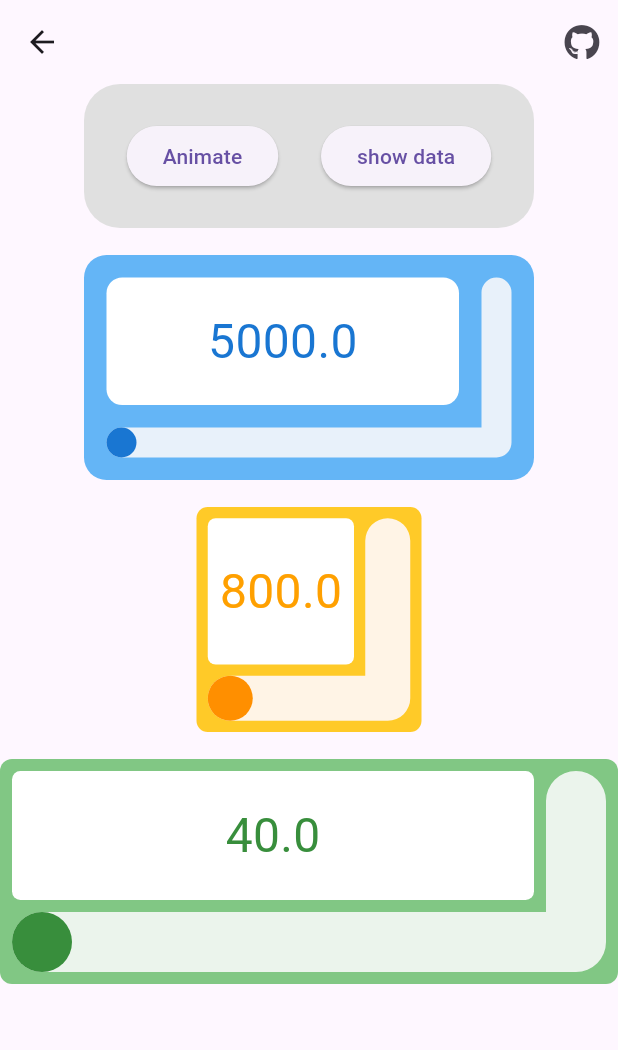
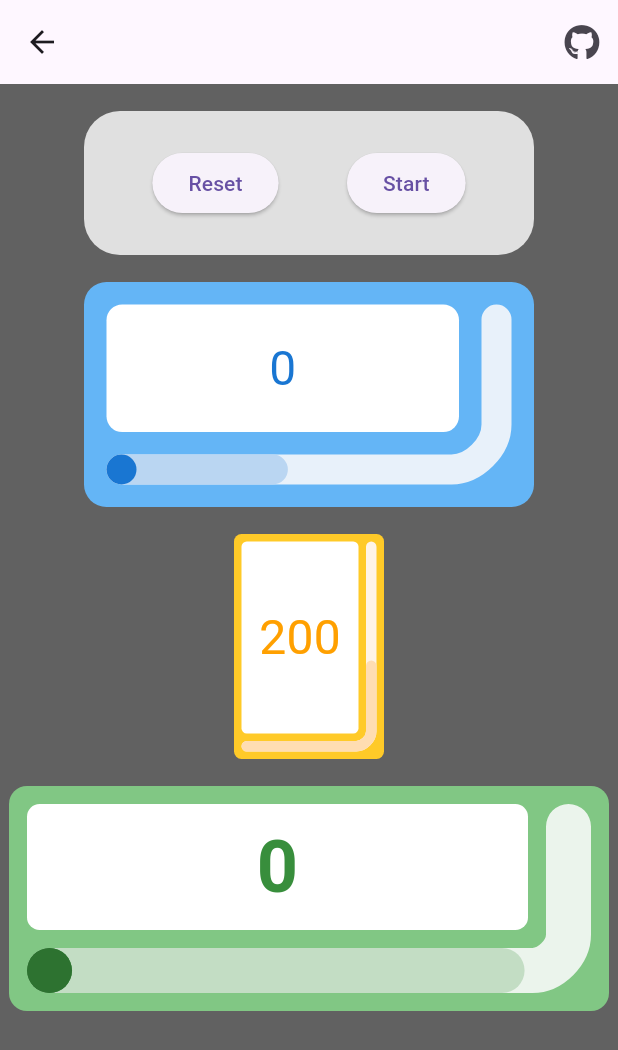
Before and after one commit to shogoisaji/ui_playground_134, a Flutter app: the screen it shows after launch, after a tap on "level_gauge", on a phone screen of 412 x 824 dp. Shown: the top 1050 px of the screen. Run offline on Flutter 3.47's test engine with Material 3 defaults, Android fonts, the phone set to English and light mode, and no system bars; our stand-ins replace font_awesome_flutter, go_router.

Commit message:
update: level gauge

```diff
--- a/lib/pages/level_gauge/level_gauge_example.dart
+++ b/lib/pages/level_gauge/level_gauge_example.dart
@@ -14,7 +14,6 @@ class LevelGaugeExample extends StatefulWidget {
 class _LevelGaugeExampleState extends State<LevelGaugeExample>
     with SingleTickerProviderStateMixin {
   late AnimationController _animationController;
-  bool _showData = false;
 
   @override
   void initState() {
@@ -30,6 +29,7 @@ class _LevelGaugeExampleState extends State<LevelGaugeExample>
     final w = MediaQuery.sizeOf(context).width;
 
     return Scaffold(
+      backgroundColor: Colors.grey.shade700,
       appBar: AppBar(
         actions: [
           IconButton(
@@ -44,6 +44,7 @@ class _LevelGaugeExampleState extends State<LevelGaugeExample>
         child: Center(
           child: Column(
             children: [
+              const SizedBox(height: 18),
               Container(
                 width: 300,
                 decoration: BoxDecoration(
@@ -61,26 +62,20 @@ class _LevelGaugeExampleState extends State<LevelGaugeExample>
                           return;
                         }
                         _animationController.reset();
-                        _animationController.forward();
                       },
-                      child: const Text('Animate'),
+                      child: const Text('Reset'),
                     ),
                     ElevatedButton(
                       onPressed: () {
-                        setState(() {
-                          _showData = !_showData;
-                        });
+                        _animationController.reset();
+                        _animationController.forward();
                       },
-                      child: Text(_showData ? 'hide data' : 'show data'),
+                      child: const Text('Start'),
                     ),
                   ],
                 ),
               ),
               const SizedBox(height: 18),
-              _showData
-                  ? const Text("value: 5000,range: 0~10000, target: 3000",
-                      style: TextStyle(fontSize: 20, color: Colors.grey))
-                  : const SizedBox.shrink(),
               LevelGaugeWidget(
                 width: 300,
                 height: 150,
@@ -98,23 +93,20 @@ class _LevelGaugeExampleState extends State<LevelGaugeExample>
                   fontSize: 32,
                   color: Colors.blue.shade700,
                 ),
+                gaugePoint: false,
               ),
               const SizedBox(height: 18),
-              _showData
-                  ? const Text("value: 800,range: 0~1000, target: 700",
-                      style: TextStyle(fontSize: 20, color: Colors.grey))
-                  : const SizedBox.shrink(),
               LevelGaugeWidget(
-                width: 150,
+                width: 100,
                 height: 150,
                 value: 800,
-                minValue: 0,
+                minValue: 200,
                 maxValue: 1000,
                 targetValue: 700,
-                gaugeWidth: 30,
+                gaugeWidth: 7,
                 backgroundColor: Colors.amber.shade400,
                 textColor: Colors.amber.shade900,
-                achievedColor: Colors.red.shade900,
+                achievedColor: Colors.red.shade800,
                 gaugeColor: Colors.amber.shade800,
                 animationController: _animationController,
                 textStyle: TextStyle(
@@ -123,27 +115,24 @@ class _LevelGaugeExampleState extends State<LevelGaugeExample>
                 ),
               ),
               const SizedBox(height: 18),
-              _showData
-                  ? const Text("value: 40,range: 0~100, target: 70",
-                      style: TextStyle(fontSize: 20, color: Colors.grey))
-                  : const SizedBox.shrink(),
               LevelGaugeWidget(
-                width: 500.0.clamp(0, w),
+                width: 400.0.clamp(0, w),
                 height: 150,
-                value: 40,
+                value: 4000,
                 minValue: 0,
-                maxValue: 100,
-                targetValue: 70,
-                gaugeWidth: 40,
-                padding: 8,
+                maxValue: 10000,
+                targetValue: 7000,
+                gaugeWidth: 30,
+                padding: 12,
                 backgroundColor: Colors.green.shade300,
                 textColor: Colors.green.shade800,
                 achievedColor: Colors.red.shade400,
                 gaugeColor: Colors.green.shade700,
                 animationController: _animationController,
                 textStyle: TextStyle(
-                  fontSize: 32,
+                  fontSize: 48,
                   color: Colors.green.shade700,
+                  fontWeight: FontWeight.w700,
                 ),
               ),
               const SizedBox(height: 18),
--- a/lib/pages/level_gauge/level_gauge_widget.dart
+++ b/lib/pages/level_gauge/level_gauge_widget.dart
@@ -15,8 +15,9 @@ class LevelGaugeWidget extends StatefulWidget {
   final Color gaugeColor;
   final AnimationController animationController;
   final TextStyle? textStyle;
-  const LevelGaugeWidget(
-      {super.key,
+  final bool gaugePoint;
+  const LevelGaugeWidget({
+    super.key,
     required this.width,
     required this.height,
     required this.backgroundColor,
@@ -30,7 +31,9 @@ class LevelGaugeWidget extends StatefulWidget {
     required this.achievedColor,
     required this.gaugeColor,
     required this.animationController,
-      this.textStyle});
+    this.textStyle,
+    this.gaugePoint = true,
+  });
 
   @override
   State<LevelGaugeWidget> createState() => _LevelGaugeWidgetState();
@@ -40,12 +43,16 @@ class _LevelGaugeWidgetState extends State<LevelGaugeWidget>
     with SingleTickerProviderStateMixin {
   late double _paddingValue;
   late Animation<double> _animation;
+  late Animation<double> _textAnimation;
 
   @override
   void initState() {
     super.initState();
-    _animation = Tween<double>(begin: 0, end: widget.value).animate(
-        CurvedAnimation(
+    _animation = CurvedAnimation(
+        parent: widget.animationController, curve: Curves.easeInOut);
+
+    _textAnimation = Tween<double>(begin: widget.minValue, end: widget.value)
+        .animate(CurvedAnimation(
             parent: widget.animationController, curve: Curves.easeInOut));
 
     _paddingValue =
@@ -64,50 +71,57 @@ class _LevelGaugeWidgetState extends State<LevelGaugeWidget>
             color: widget.backgroundColor,
             borderRadius: BorderRadius.circular(_paddingValue),
           ),
-          child: Stack(
+          child: AnimatedBuilder(
+            animation: widget.animationController,
+            builder: (context, child) {
+              return Stack(
                 children: [
                   Align(
                     alignment: Alignment.topLeft,
                     child: Container(
-                  width: widget.width - _paddingValue * 3 - widget.gaugeWidth,
-                  height: widget.height - _paddingValue * 3 - widget.gaugeWidth,
+                      width:
+                          widget.width - _paddingValue * 3 - widget.gaugeWidth,
+                      height:
+                          widget.height - _paddingValue * 3 - widget.gaugeWidth,
                       decoration: BoxDecoration(
                         color: Colors.white,
-                    borderRadius: BorderRadius.circular(_paddingValue * 0.7),
+                        borderRadius:
+                            BorderRadius.circular(_paddingValue * 0.7),
                       ),
                       child: Center(
                           child: Text(
-                    widget.value.toString(),
+                        _textAnimation.value.toStringAsFixed(0),
                         style: widget.textStyle,
                       )),
                     ),
                   ),
-              AnimatedBuilder(
-                animation: _animation,
-                builder: (context, child) {
-                  return CustomPaint(
+                  CustomPaint(
                     painter: GaugePainter(
-                      value: _animation.value,
+                      animationValue: _animation,
+                      value: widget.value,
                       minValue: widget.minValue,
                       maxValue: widget.maxValue,
                       targetValue: widget.targetValue,
                       gaugeWidth: widget.gaugeWidth,
                       gaugeColor: widget.gaugeColor,
                       achievedColor: widget.achievedColor,
+                      cornerRadius: _paddingValue * 2,
+                      showGaugePoint: widget.gaugePoint,
                     ),
                     child: Container(),
+                  )
+                ],
               );
             },
+          ),
         )
-            ],
-          ),
-        ),
       ],
     );
   }
 }
 
 class GaugePainter extends CustomPainter {
+  final Animation<double> animationValue;
   final double value;
   final double minValue;
   final double maxValue;
@@ -115,63 +129,88 @@ class GaugePainter extends CustomPainter {
   final double gaugeWidth;
   final Color gaugeColor;
   final Color achievedColor;
+  final double cornerRadius;
+  final bool showGaugePoint;
 
   const GaugePainter(
-      {required this.value,
+      {required this.animationValue,
+      required this.value,
       required this.minValue,
       required this.maxValue,
       required this.targetValue,
       required this.gaugeWidth,
       required this.gaugeColor,
-      required this.achievedColor});
+      required this.achievedColor,
+      required this.cornerRadius,
+      required this.showGaugePoint});
 
-  double _calcGaugeLength(Size size, double percent) {
-    final baseHorizontalLength = size.width - gaugeWidth;
-    final baseVerticalLength = size.height - gaugeWidth;
-    final baseLength = baseHorizontalLength + baseVerticalLength;
-    return baseLength * percent;
+  Path _createBasePath(Size size, double gaugeWidth, double cornerRadius) {
+    final path = Path();
+    final baseUnderHeight = size.height - gaugeWidth / 2;
+    final baseRightWidth = size.width - gaugeWidth / 2;
+    final p0 = Offset(0 + gaugeWidth / 2, baseUnderHeight);
+    final p1 = Offset(baseRightWidth - cornerRadius, baseUnderHeight);
+    final p2 = Offset(p1.dx + cornerRadius / 2, baseUnderHeight);
+    final p3 = Offset(baseRightWidth, baseUnderHeight - cornerRadius / 2);
+    final p4 = Offset(baseRightWidth, baseUnderHeight - cornerRadius);
+    final p5 = Offset(baseRightWidth, 0 + gaugeWidth / 2);
+    path.moveTo(p0.dx, p0.dy);
+    path.lineTo(p1.dx, p1.dy);
+    path.cubicTo(p2.dx, p2.dy, p3.dx, p3.dy, p4.dx, p4.dy);
+    path.lineTo(p5.dx, p5.dy);
+    return path;
   }
+
+  Paint _createPaint(Color color) {
+    final paint = Paint();
+    paint.color = color;
+    paint.strokeCap = StrokeCap.round;
+    paint.strokeJoin = StrokeJoin.round;
+    paint.strokeWidth = gaugeWidth;
+    paint.style = PaintingStyle.stroke;
+    return paint;
+  }
+
+  void _drawGaugePoint() {}
 
   @override
   void paint(Canvas canvas, Size size) {
-    final percent = (value - minValue) / (maxValue - minValue);
+    final gaugeProgressPercent =
+        (animationValue.value * value - minValue) / (maxValue - minValue);
+    final targetPercent = (targetValue - minValue) / (maxValue - minValue);
 
-    final basePaint = Paint();
-    basePaint.color = Color.lerp(Colors.white, gaugeColor, 0.1) ?? gaugeColor;
-    basePaint.strokeCap = StrokeCap.round;
-    basePaint.strokeJoin = StrokeJoin.round;
-    basePaint.strokeWidth = gaugeWidth;
-    basePaint.style = PaintingStyle.stroke;
+    final basePaint =
+        _createPaint(Color.lerp(Colors.white, gaugeColor, 0.1) ?? Colors.white);
 
-    final gaugePaint = Paint();
-    gaugePaint.color = value > targetValue ? achievedColor : gaugeColor;
-    gaugePaint.strokeCap = StrokeCap.round;
-    gaugePaint.strokeJoin = StrokeJoin.round;
-    gaugePaint.strokeWidth = gaugeWidth;
-    gaugePaint.style = PaintingStyle.stroke;
+    final targetPaint =
+        _createPaint(Color.lerp(Colors.white, gaugeColor, 0.3) ?? Colors.white);
 
-    final basePath = Path();
-    basePath.moveTo(0 + gaugeWidth / 2, size.height - gaugeWidth / 2);
-    basePath.lineTo(size.width - gaugeWidth / 2, size.height - gaugeWidth / 2);
-    basePath.lineTo(size.width - gaugeWidth / 2, 0 + gaugeWidth / 2);
+    final gaugePaint = _createPaint(value * animationValue.value > targetValue
+        ? achievedColor
+        : gaugeColor);
 
-    final gaugeLength = _calcGaugeLength(size, percent);
+    final gaugePointPaint = _createPaint(
+        value * animationValue.value > targetValue
+            ? Color.lerp(Colors.black, achievedColor, 0.8) ?? achievedColor
+            : Color.lerp(Colors.black, gaugeColor, 0.8) ?? gaugeColor);
+
+    final basePath = _createBasePath(size, gaugeWidth, cornerRadius);
 
     final pathMetrics = basePath.computeMetrics().first;
-    final partialPath =
-        pathMetrics.extractPath(0, pathMetrics.length * percent);
-
-    final gaugePath = Path();
-    gaugePath.moveTo(0 + gaugeWidth / 2, size.height - gaugeWidth / 2);
-    gaugePath.lineTo(gaugeLength.clamp(0, size.width - gaugeWidth / 2),
-        size.height - gaugeWidth / 2);
-    gaugePath.lineTo(
-        size.width - gaugeWidth / 2,
-        (gaugeLength - size.width - gaugeWidth / 2)
-            .clamp(0, 0 + gaugeWidth / 2));
+    final gaugePoint = pathMetrics.extractPath(
+        pathMetrics.length * gaugeProgressPercent,
+        pathMetrics.length * gaugeProgressPercent);
+    final gaugePath =
+        pathMetrics.extractPath(0, pathMetrics.length * gaugeProgressPercent);
+    final targetPath =
+        pathMetrics.extractPath(0, pathMetrics.length * targetPercent);
 
     canvas.drawPath(basePath, basePaint);
-    canvas.drawPath(partialPath, gaugePaint);
+    canvas.drawPath(targetPath, targetPaint);
+    canvas.drawPath(gaugePath, gaugePaint);
+    if (showGaugePoint) {
+      canvas.drawPath(gaugePoint, gaugePointPaint);
+    }
   }
 
   @override
```
Also changed, not shown: assets/thumbnails/level_gauge.gif, 1 other file. Lines whose indentation alone changed are shown as unchanged.
